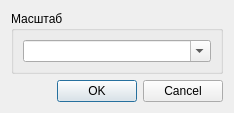
First picture: the form in sizedialog.ui, repository olefav/graph, before the edit.
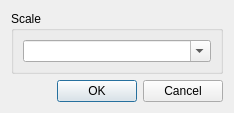
Second picture: the form after the edit.

```diff
--- a/sizedialog.ui
+++ b/sizedialog.ui
@@ -17,7 +17,7 @@
    <item>
     <widget class="QGroupBox" name="groupBox">
      <property name="title">
-      <string>Масштаб</string>
+      <string>Scale</string>
      </property>
      <layout class="QVBoxLayout" name="verticalLayout">
       <item>
```
Left out of the diff: 5 changed lines with no effect on the pictures.
